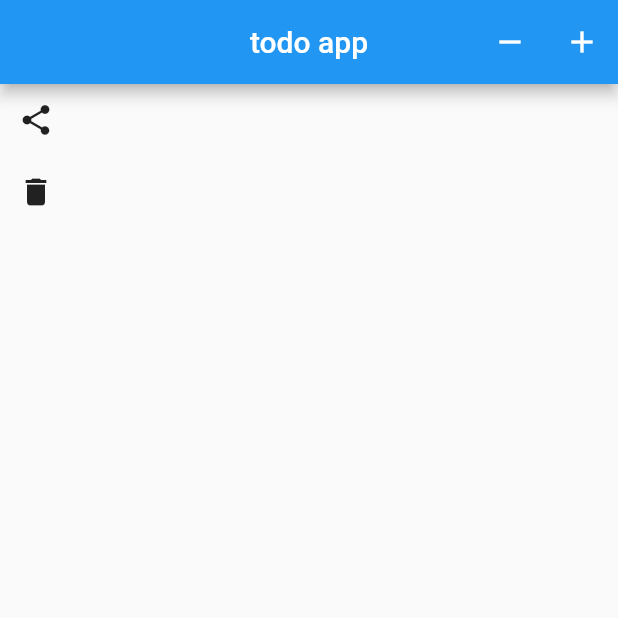
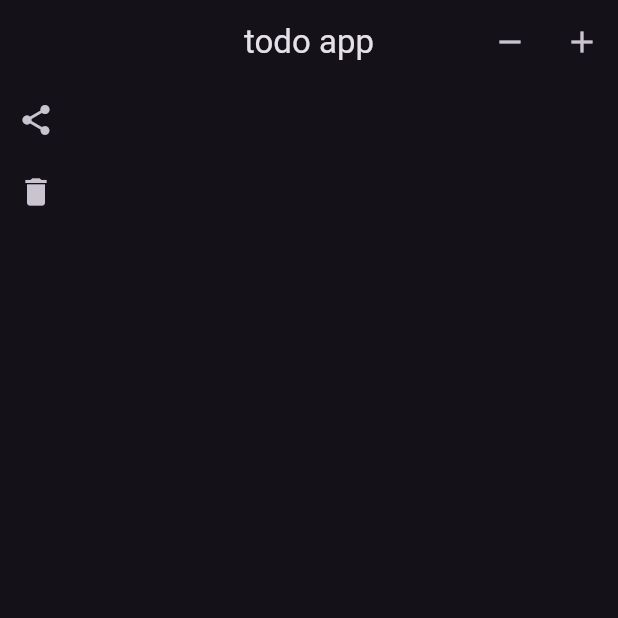
Before and after one commit to Latrevion/u_l_flutter_getx_sqflite, a Flutter app: the screen it shows after launch, on a phone screen of 412 x 824 dp, the top half of it. Run offline on Flutter 3.47's test engine with Material 2 defaults, Android fonts, the phone set to English and light mode, and no system bars; our stand-ins replace get, sqflite; accounts and stored records are empty.

Commit message:
make a simple ui 1

```diff
--- a/lib/main.dart
+++ b/lib/main.dart
@@ -14,9 +14,9 @@ class MyApp extends StatelessWidget {
   Widget build(BuildContext context) {
     return GetMaterialApp(
       title: 'Flutter Demo',
-      theme: ThemeData(
-        primarySwatch: Colors.blue,
-      ),
+      theme: ThemeData.light(useMaterial3: true),
+      darkTheme: ThemeData.dark(useMaterial3: true),
+      themeMode: ThemeMode.dark,
       home: HomeScreen(),
     );
   }
```
